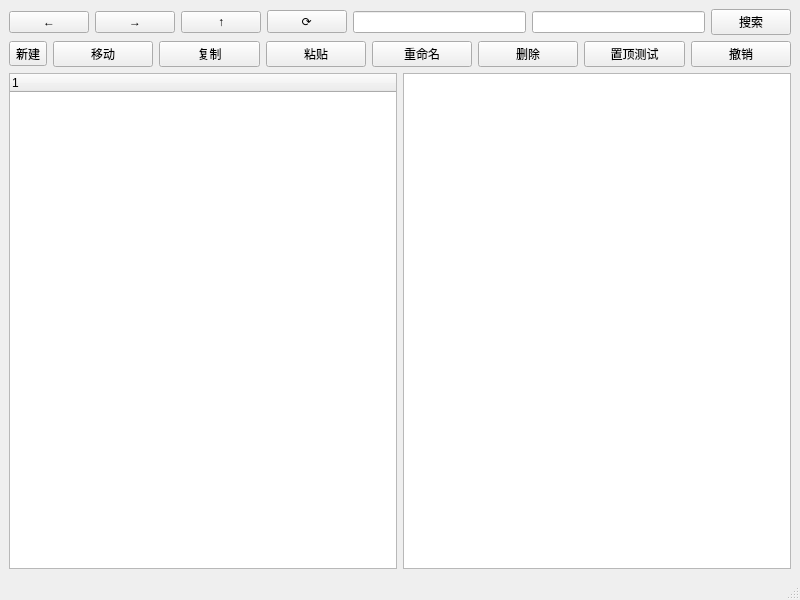
This is mainwindow.ui in enenene1223/FileManager as Qt 5 draws it before an edit. The edited form follows.
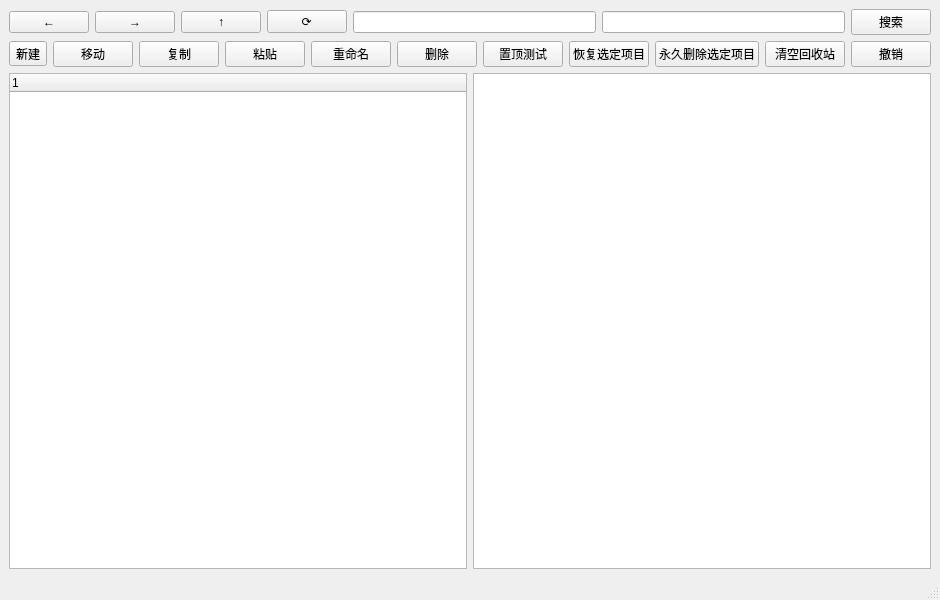
This is the edited form.

Commit message: 添加撤销、重置的相关函数，实现回收站所有gui

```diff
--- a/mainwindow.ui
+++ b/mainwindow.ui
@@ -117,6 +117,27 @@
         </property>
        </widget>
       </item>
+      <item>
+       <widget class="QPushButton" name="btn_restore">
+        <property name="text">
+         <string>恢复选定项目</string>
+        </property>
+       </widget>
+      </item>
+      <item>
+       <widget class="QPushButton" name="btn_permanent_delete">
+        <property name="text">
+         <string>永久删除选定项目</string>
+        </property>
+       </widget>
+      </item>
+      <item>
+       <widget class="QPushButton" name="btn_clear_recycle">
+        <property name="text">
+         <string>清空回收站</string>
+        </property>
+       </widget>
+      </item>
       <item>
        <widget class="QPushButton" name="btn_undo">
         <property name="text">
```
Left out of the diff: 2 changed lines with no effect on the pictures. The commit also changes 4 other files.
